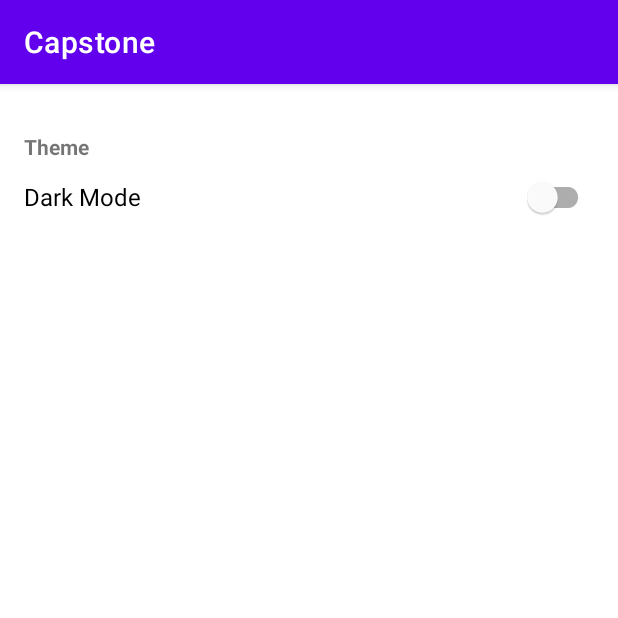
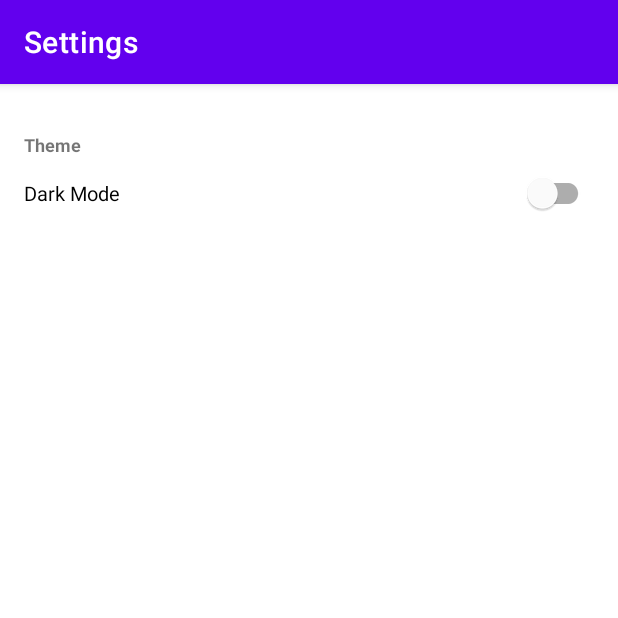
Before and after one commit to sahrulhidayat/Capstone, an Android app: the SettingsActivity screen opened directly, with no data from a screen before it, on a phone screen of 412 x 824 dp, the top half of it. Run offline under Robolectric (Android 15) with nearby library versions, the phone set to English and light mode, and no system bars.

Commit message:
fix theme settings and dinamic-feature navigation

```diff
--- a/app/src/main/java/com/sahrulhidayat/capstone/ui/detail/DetailsActivity.kt
+++ b/app/src/main/java/com/sahrulhidayat/capstone/ui/detail/DetailsActivity.kt
@@ -71,14 +71,14 @@ class DetailsActivity : AppCompatActivity() {
             binding?.fabFavorite?.setImageDrawable(
                 ContextCompat.getDrawable(
                     this,
-                    R.drawable.ic_favorite_white
+                    R.drawable.ic_favorite
                 )
             )
         } else {
             binding?.fabFavorite?.setImageDrawable(
                 ContextCompat.getDrawable(
                     this,
-                    R.drawable.ic_favorite_border_white
+                    R.drawable.ic_favorite_border
                 )
             )
         }
--- a/app/src/main/java/com/sahrulhidayat/capstone/ui/settings/SettingsActivity.kt
+++ b/app/src/main/java/com/sahrulhidayat/capstone/ui/settings/SettingsActivity.kt
@@ -4,6 +4,7 @@ import androidx.appcompat.app.AppCompatActivity
 import android.os.Bundle
 import android.widget.CompoundButton
 import androidx.appcompat.app.AppCompatDelegate
+import com.sahrulhidayat.capstone.R
 import com.sahrulhidayat.capstone.databinding.ActivityMainBinding
 import com.sahrulhidayat.capstone.databinding.ActivitySettingsBinding
 import org.koin.androidx.viewmodel.ext.android.viewModel
@@ -16,6 +17,8 @@ class SettingsActivity : AppCompatActivity() {
         super.onCreate(savedInstanceState)
         val binding = ActivitySettingsBinding.inflate(layoutInflater)
         setContentView(binding.root)
+
+        supportActionBar?.title = getString(R.string.settings)
 
         viewModel.getThemeSettings().observe(this) { isDarkMode ->
             if (isDarkMode) {
--- a/app/src/main/res/layout/activity_details.xml
+++ b/app/src/main/res/layout/activity_details.xml
@@ -47,12 +47,12 @@
         android:id="@+id/content"
         layout="@layout/content_details" />
 
-    <com.github.clans.fab.FloatingActionButton
+    <com.google.android.material.floatingactionbutton.FloatingActionButton
         android:id="@+id/fabFavorite"
         android:layout_width="wrap_content"
         android:layout_height="wrap_content"
         android:contentDescription="@string/favorite_button"
-        android:src="@drawable/ic_favorite_border_white"
+        android:src="@drawable/ic_favorite_border"
         android:layout_margin="16dp"
         app:layout_anchor="@id/appBarDetails"
         app:layout_anchorGravity="bottom|end" />
--- a/app/src/main/res/layout/activity_settings.xml
+++ b/app/src/main/res/layout/activity_settings.xml
@@ -11,8 +11,8 @@
         android:id="@+id/themeTitle"
         android:layout_width="wrap_content"
         android:layout_height="wrap_content"
-        android:layout_marginTop="16dp"
-        android:textSize="14sp"
+        android:layout_marginTop="@dimen/activity_vertical_margin"
+        android:textSize="@dimen/text_size_small"
         android:textStyle="bold"
         android:text="@string/theme"
         app:layout_constraintEnd_toEndOf="parent"
@@ -25,7 +25,7 @@
         android:layout_width="match_parent"
         android:layout_height="wrap_content"
         android:text="@string/dark_mode"
-        android:textSize="16sp"
+        android:textSize="@dimen/text_size_normal"
         app:layout_constraintEnd_toEndOf="parent"
         app:layout_constraintStart_toStartOf="parent"
         app:layout_constraintTop_toBottomOf="@id/themeTitle" />
--- a/app/src/main/res/navigation/main_navigation.xml
+++ b/app/src/main/res/navigation/main_navigation.xml
@@ -21,6 +21,6 @@
         android:id="@+id/include_favorite"
         app:moduleName="favorite"
         app:graphResName="favorite_navigation"
-        app:graphPackage="com.sahrulhidayat.favorite"/>
+        app:graphPackage="${applicationId}.favorite"/>
 
 </navigation>
--- a/app/src/main/res/values-night/themes.xml
+++ b/app/src/main/res/values-night/themes.xml
@@ -13,4 +13,13 @@
         <item name="android:statusBarColor" tools:targetApi="l">?attr/colorPrimaryVariant</item>
         <!-- Customize your theme here. -->
     </style>
+
+    <style name="Theme.Capstone.Starting" parent="Theme.SplashScreen">
+        <item name="windowSplashScreenBackground">@color/purple_700</item>
+
+        <item name="windowSplashScreenAnimatedIcon">@drawable/ic_games</item>
+        <item name="windowSplashScreenAnimationDuration">200</item>
+
+        <item name="postSplashScreenTheme">@style/Theme.Capstone</item>
+    </style>
 </resources>
--- a/app/src/main/res/values/strings.xml
+++ b/app/src/main/res/values/strings.xml
@@ -34,4 +34,5 @@
     <string name="dark_mode_on">Dark mode is on</string>
     <!-- TODO: Remove or change this placeholder text -->
     <string name="hello_blank_fragment">Hello blank fragment</string>
+    <string name="settings">Settings</string>
 </resources>
--- a/favorite/src/main/java/com/sahrulhidayat/favorite/ui/FavoriteFragment.kt
+++ b/favorite/src/main/java/com/sahrulhidayat/favorite/ui/FavoriteFragment.kt
@@ -1,5 +1,6 @@
 package com.sahrulhidayat.favorite.ui
 
+import android.content.Context
 import android.content.Intent
 import android.os.Bundle
 import android.view.LayoutInflater
@@ -7,6 +8,7 @@ import android.view.View
 import android.view.ViewGroup
 import androidx.fragment.app.Fragment
 import androidx.recyclerview.widget.LinearLayoutManager
+import com.google.android.play.core.splitcompat.SplitCompat
 import com.sahrulhidayat.capstone.ui.MainActivity
 import com.sahrulhidayat.capstone.ui.detail.DetailsActivity
 import com.sahrulhidayat.core.ui.GameAdapter
--- a/favorite/src/main/res/layout/fragment_favorite.xml
+++ b/favorite/src/main/res/layout/fragment_favorite.xml
@@ -10,9 +10,7 @@
         android:id="@+id/rvFavorite"
         android:layout_width="match_parent"
         android:layout_height="match_parent"
-        android:paddingTop="8dp"
-        android:paddingStart="8dp"
-        android:paddingEnd="8dp"
+        android:padding="@dimen/margin_padding_small"
         app:layout_constraintEnd_toEndOf="parent"
         app:layout_constraintStart_toStartOf="parent"
         app:layout_constraintTop_toBottomOf="parent"
--- a/favorite/src/main/res/navigation/favorite_navigation.xml
+++ b/favorite/src/main/res/navigation/favorite_navigation.xml
@@ -2,7 +2,6 @@
 <navigation xmlns:android="http://schemas.android.com/apk/res/android"
     xmlns:app="http://schemas.android.com/apk/res-auto"
     xmlns:tools="http://schemas.android.com/tools"
-    android:id="@+id/favorite_navigation"
     app:startDestination="@id/favoriteFragment">
 
     <fragment
```
Also changed, not shown: app/src/main/java/com/sahrulhidayat/capstone/ui/MainActivity.kt (+12 -7 lines), app/src/main/res/layout/content_details.xml (+16 -12 lines), app/src/main/res/layout/fragment_home.xml (+3 -9 lines), app/src/main/res/values/dimens.xml (added, +45 -0 lines), app/src/main/res/drawable/ic_favorite_border.xml (renamed from app/src/main/res/drawable/ic_favorite_border_white.xml).
